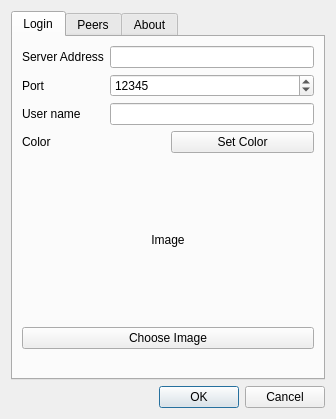
The window that TeamRadarDlg.ui (congchenutd/teamradar) describes before a commit, drawn with Qt 5.
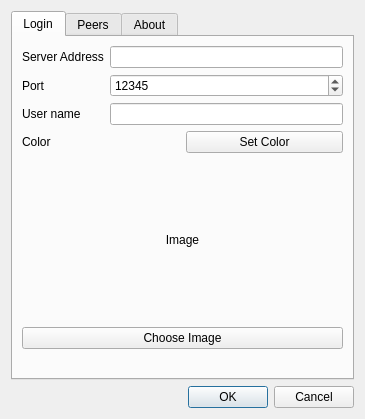
The same window after the commit. Icons and pictures are not drawn.

```diff
--- a/TeamRadarDlg.ui
+++ b/TeamRadarDlg.ui
@@ -6,7 +6,7 @@
    <rect>
     <x>0</x>
     <y>0</y>
-    <width>336</width>
+    <width>365</width>
     <height>419</height>
    </rect>
   </property>
```
